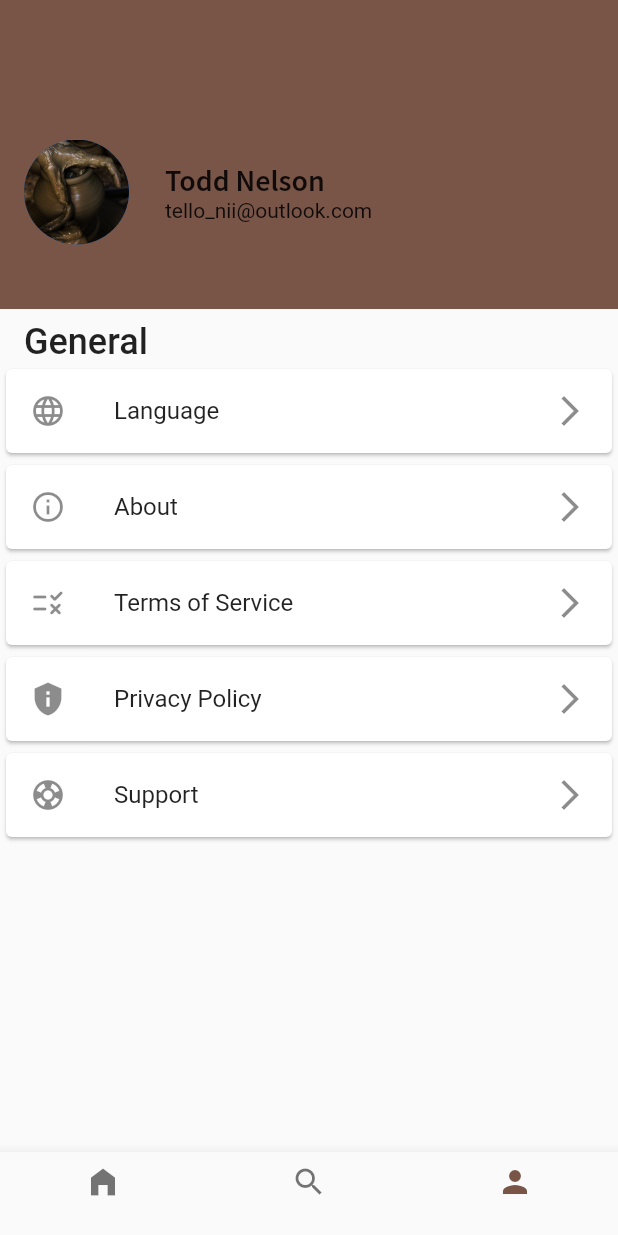
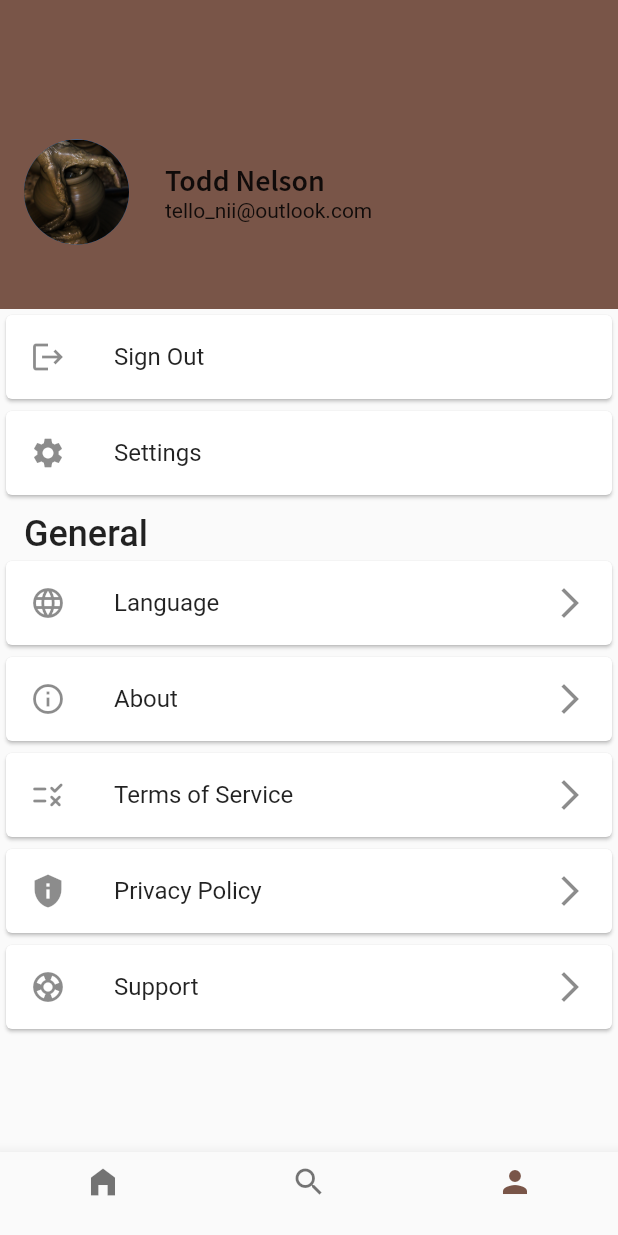
Before and after one commit to telloNii/project_skill_hunter, a Flutter app: the HomeScreen screen opened by its route, item 3 of the bottom bar chosen, on a phone screen of 412 x 824 dp. Run offline on Flutter 3.47's test engine with Material 2 defaults, Android fonts, the phone set to English and light mode, and no system bars.

Commit message:
modified the profile screen

```diff
--- a/lib/screen/profile_screen.dart
+++ b/lib/screen/profile_screen.dart
@@ -46,6 +46,27 @@ class ProfileScreen extends StatelessWidget {
             child: ListView(
               padding: EdgeInsets.zero,
               children: [
+                Container(
+                  child: Column(
+                    children: [
+                      Card(
+                        child: ListTile(
+                          leading: Icon(
+                            Icons.logout,
+                          ),
+                          title: Text("Sign Out"),
+                        ),
+                      ),
+                      Card(
+                        child: ListTile(
+                          onTap: () {},
+                          leading: Icon(Icons.settings),
+                          title: Text("Settings"),
+                        ),
+                      ),
+                    ],
+                  ),
+                ),
                 Padding(
                   padding: const EdgeInsets.only(left: 16.0, top: 8.0),
                   child: Text(
```
